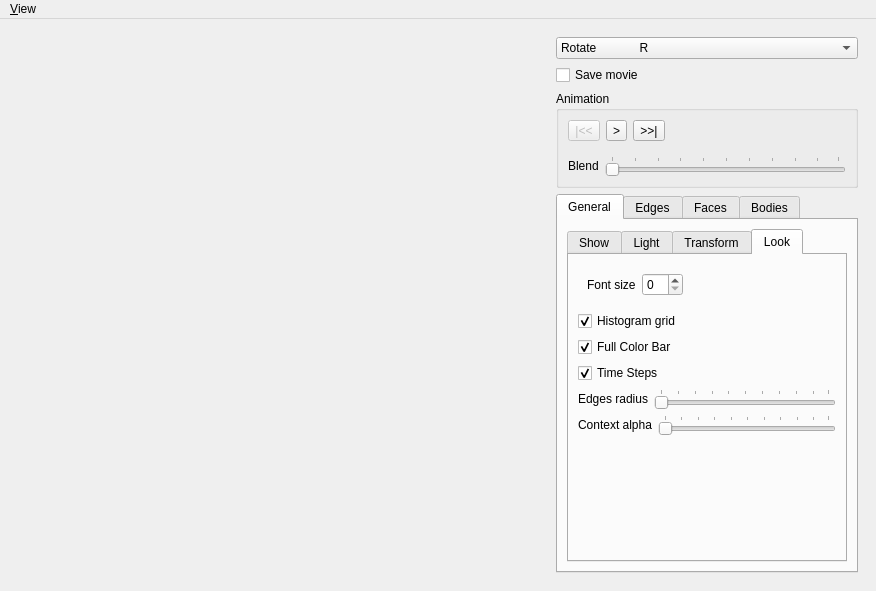
Before: the Qt Designer form MainWindow.ui in danlipsa/foamvis, drawn with Qt 5.
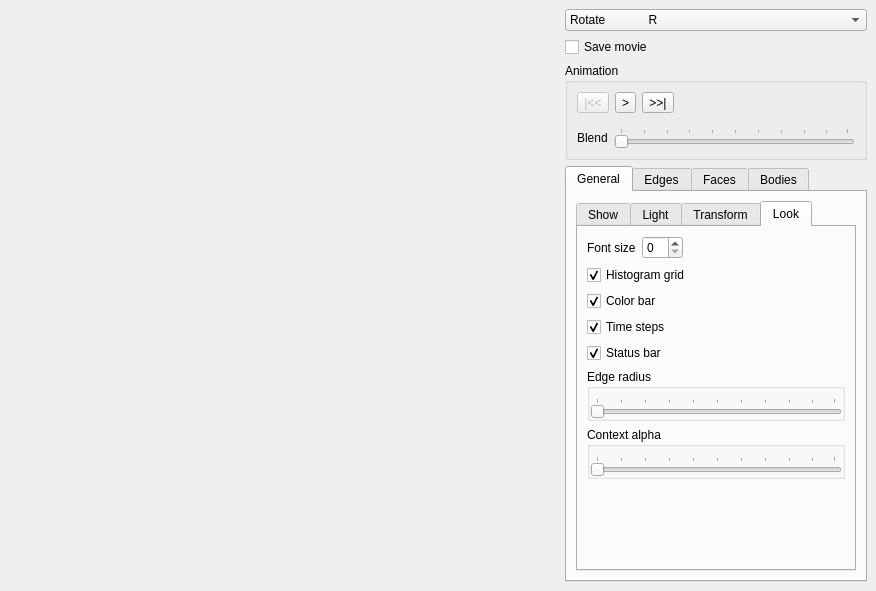
After: the same form once the commit is applied. The open tabs and pages were chosen to show the change. Custom widgets are drawn as their Qt base class.

```diff
--- a/MainWindow.ui
+++ b/MainWindow.ui
@@ -15,6 +15,18 @@
   </property>
   <widget class="QWidget" name="centralwidget">
    <layout class="QHBoxLayout" name="horizontalLayout_3" stretch="1,0">
+    <property name="spacing">
+     <number>6</number>
+    </property>
+    <property name="leftMargin">
+     <number>9</number>
+    </property>
+    <property name="topMargin">
+     <number>9</number>
+    </property>
+    <property name="bottomMargin">
+     <number>9</number>
+    </property>
     <item>
      <widget class="DisplayWidget" name="widgetDisplay" native="true">
       <property name="sizePolicy">
@@ -24,10 +36,16 @@
        </sizepolicy>
       </property>
       <layout class="QVBoxLayout" name="verticalLayout_5" stretch="1,0,0,0">
+       <property name="spacing">
+        <number>6</number>
+       </property>
+       <property name="margin">
+        <number>0</number>
+       </property>
        <item>
         <widget class="QWidget" name="widgetDisplayColorBar" native="true">
          <layout class="QHBoxLayout" name="horizontalLayout_2" stretch="0,1">
-          <property name="rightMargin">
+          <property name="margin">
            <number>0</number>
           </property>
           <item>
@@ -80,7 +98,7 @@
         </widget>
        </item>
        <item>
-        <widget class="QLabel" name="labelStatus">
+        <widget class="QLabel" name="labelStatusBar">
          <property name="text">
           <string/>
          </property>
@@ -98,9 +116,15 @@
        </sizepolicy>
       </property>
       <layout class="QVBoxLayout" name="verticalLayout_20">
+       <property name="spacing">
+        <number>6</number>
+       </property>
        <property name="sizeConstraint">
         <enum>QLayout::SetDefaultConstraint</enum>
        </property>
+       <property name="margin">
+        <number>0</number>
+       </property>
        <item>
         <widget class="QComboBox" name="comboBoxInteractionMode">
          <item>
@@ -277,7 +301,7 @@
            <item>
             <widget class="QTabWidget" name="tabWidgetGeneralOptions">
              <property name="currentIndex">
-              <number>0</number>
+              <number>3</number>
              </property>
              <widget class="QWidget" name="tabShow">
               <attribute name="title">
@@ -419,18 +443,11 @@
               </attribute>
               <layout class="QVBoxLayout" name="verticalLayout_7">
                <item>
-                <widget class="QWidget" name="widgetAngleOfView" native="true">
-                 <layout class="QHBoxLayout" name="horizontalLayout_4">
-                  <property name="margin">
-                   <number>0</number>
-                  </property>
-                  <item>
-                   <widget class="QLabel" name="label">
-                    <property name="text">
-                     <string>Angle of View</string>
-                    </property>
-                   </widget>
-                  </item>
+                <widget class="QGroupBox" name="groupBox_6">
+                 <property name="title">
+                  <string>Angle of view</string>
+                 </property>
+                 <layout class="QVBoxLayout" name="verticalLayout_22">
                   <item>
                    <widget class="QSlider" name="horizontalSliderAngleOfView">
                     <property name="maximum">
@@ -539,6 +556,9 @@
                <item>
                 <widget class="QWidget" name="widget_3" native="true">
                  <layout class="QHBoxLayout" name="horizontalLayout_13">
+                  <property name="margin">
+                   <number>0</number>
+                  </property>
                   <item>
                    <widget class="QLabel" name="label_10">
                     <property name="text">
@@ -566,7 +586,7 @@
                 </widget>
                </item>
                <item>
-                <widget class="QCheckBox" name="checkBoxGridEnabled">
+                <widget class="QCheckBox" name="checkBoxHistogramGridShown">
                  <property name="text">
                   <string>Histogram grid</string>
                  </property>
@@ -576,9 +596,9 @@
                 </widget>
                </item>
                <item>
-                <widget class="QCheckBox" name="checkBoxFullColorBar">
+                <widget class="QCheckBox" name="checkBoxColorBarShown">
                  <property name="text">
-                  <string>Full Color Bar</string>
+                  <string>Color bar</string>
                  </property>
                  <property name="checked">
                   <bool>true</bool>
@@ -586,9 +606,9 @@
                 </widget>
                </item>
                <item>
-                <widget class="QCheckBox" name="checkBoxTimeSteps">
+                <widget class="QCheckBox" name="checkBoxTimeStepsShown">
                  <property name="text">
-                  <string>Time Steps</string>
+                  <string>Time steps</string>
                  </property>
                  <property name="checked">
                   <bool>true</bool>
@@ -596,18 +616,33 @@
                 </widget>
                </item>
                <item>
-                <widget class="QWidget" name="widgetTubesRadius" native="true">
-                 <layout class="QHBoxLayout" name="horizontalLayout_9">
-                  <property name="margin">
+                <widget class="QCheckBox" name="checkBoxStatusBarShown">
+                 <property name="text">
+                  <string>Status bar</string>
+                 </property>
+                 <property name="checked">
+                  <bool>true</bool>
+                 </property>
+                </widget>
+               </item>
+               <item>
+                <widget class="QGroupBox" name="groupBox_7">
+                 <property name="title">
+                  <string>Edge radius</string>
+                 </property>
+                 <layout class="QVBoxLayout" name="verticalLayout_23">
+                  <property name="leftMargin">
                    <number>0</number>
                   </property>
-                  <item>
-                   <widget class="QLabel" name="label_6">
-                    <property name="text">
-                     <string>Edges radius</string>
-                    </property>
-                   </widget>
-                  </item>
+                  <property name="topMargin">
+                   <number>9</number>
+                  </property>
+                  <property name="rightMargin">
+                   <number>0</number>
+                  </property>
+                  <property name="bottomMargin">
+                   <number>0</number>
+                  </property>
                   <item>
                    <widget class="QSlider" name="horizontalSliderEdgesRadius">
                     <property name="maximum">
@@ -631,18 +666,23 @@
                 </widget>
                </item>
                <item>
-                <widget class="QWidget" name="widgetTubesRadius_2" native="true">
-                 <layout class="QHBoxLayout" name="horizontalLayout_12">
-                  <property name="margin">
+                <widget class="QGroupBox" name="groupBox_8">
+                 <property name="title">
+                  <string>Context alpha</string>
+                 </property>
+                 <layout class="QVBoxLayout" name="verticalLayout_24">
+                  <property name="leftMargin">
                    <number>0</number>
                   </property>
-                  <item>
-                   <widget class="QLabel" name="label_9">
-                    <property name="text">
-                     <string>Context alpha</string>
-                    </property>
-                   </widget>
-                  </item>
+                  <property name="topMargin">
+                   <number>9</number>
+                  </property>
+                  <property name="rightMargin">
+                   <number>0</number>
+                  </property>
+                  <property name="bottomMargin">
+                   <number>0</number>
+                  </property>
                   <item>
                    <widget class="QSlider" name="horizontalSliderContextAlpha">
                     <property name="maximum">
@@ -1234,28 +1274,6 @@
     </item>
    </layout>
   </widget>
-  <widget class="QMenuBar" name="menubar">
-   <property name="geometry">
-    <rect>
-     <x>0</x>
-     <y>0</y>
-     <width>876</width>
-     <height>24</height>
-    </rect>
-   </property>
-   <widget class="QMenu" name="menuView">
-    <property name="title">
-     <string>&amp;View</string>
-    </property>
-    <addaction name="actionOpenGL_Info"/>
-   </widget>
-   <addaction name="menuView"/>
-  </widget>
-  <action name="actionOpenGL_Info">
-   <property name="text">
-    <string>&amp;OpenGL Info</string>
-   </property>
-  </action>
   <action name="actionAxes_X_Y_Z">
    <property name="text">
     <string>Axes X, Y, Z</string>
```
Left out of the diff: 70 changed lines with no effect on the pictures.
